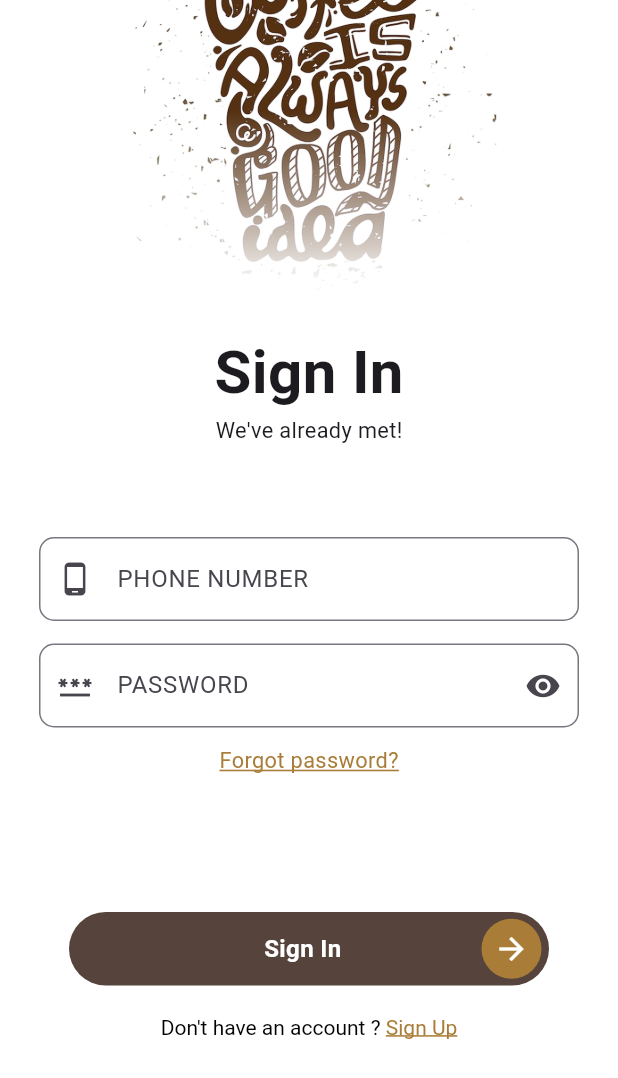
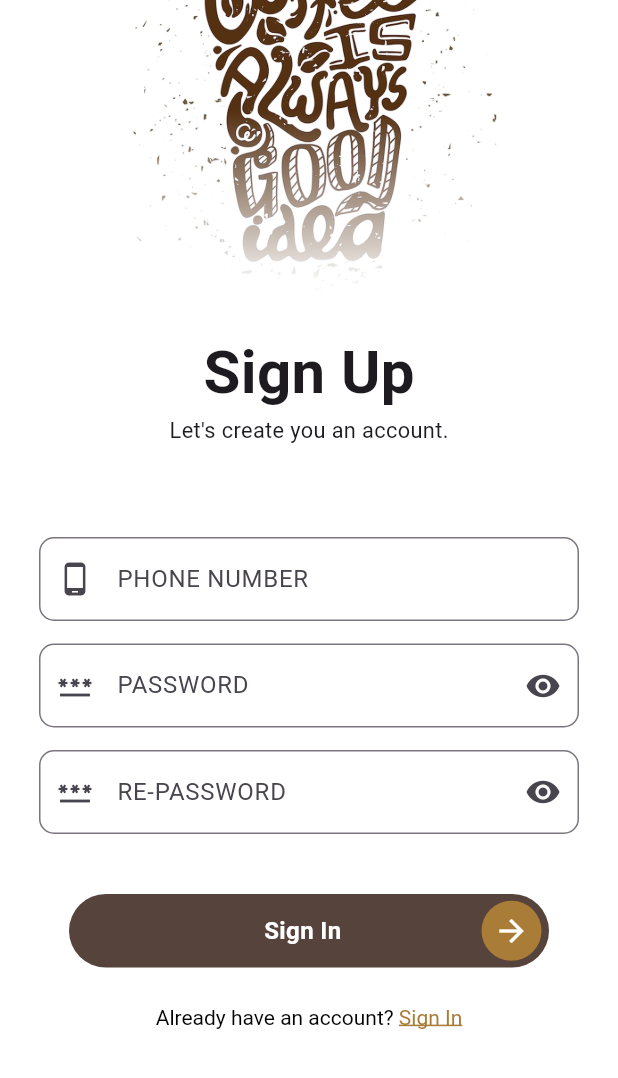
Before and after one commit to EnsAkyl/flutter-coffee-app-ui, a Flutter app: the screen it shows after launch, on a phone screen of 412 x 824 dp. Shown: the top 1078 px of the screen. Run offline on Flutter 3.47's test engine with Material 3 defaults, Android fonts, the phone set to English and light mode, and no system bars.

Commit message:
feat: kullanıcı kayıt sayfası (sign up page) oluşturuldu

```diff
--- a/lib/main.dart
+++ b/lib/main.dart
@@ -1,4 +1,4 @@
-import 'package:coffeeapp/pages/sign_in_page.dart';
+import 'package:coffeeapp/pages/sign_up_page.dart';
 import 'package:flutter/material.dart';
 
 void main() {
@@ -15,7 +15,7 @@ class MyApp extends StatelessWidget {
       title:"Only Coffee",
       theme: ThemeData(colorScheme: ColorScheme.fromSeed(seedColor: Colors.deepPurple),
       useMaterial3: true,),
-      home: const SignInPage()
+      home: const SignUpPage()
     );
   }
 }
--- /dev/null
+++ b/lib/pages/sign_up_page.dart
@@ -0,0 +1,136 @@
+import 'package:flutter/material.dart';
+import 'package:flutter/services.dart';
+
+class SignUpPage extends StatefulWidget {
+  const SignUpPage({super.key});
+
+  @override
+  State<SignUpPage> createState() => _SignUpPageState();
+}
+
+class _SignUpPageState extends State<SignUpPage> {
+  @override
+  Widget build(BuildContext context) {
+    return Scaffold(
+      backgroundColor: Colors.white,
+      body: Align(
+        alignment: Alignment.topCenter,
+        child: Column(
+          children: [
+            Image.asset("assets/images/coffee_cup_sign_in_up.png", height: 220),
+            const Text(
+              "Sign Up",
+              style: TextStyle(fontWeight: FontWeight.bold, fontSize: 40),
+            ),
+            const Text(
+              "Let's create you an account.",
+              style: TextStyle(fontSize: 14.5, fontWeight: FontWeight.w400),
+            ),
+            SizedBox(height: 60),
+            Container(
+              width: 360,
+              child: TextField(
+                keyboardType: TextInputType.phone,
+                decoration: InputDecoration(
+                  labelText: "PHONE NUMBER",
+                  prefixIcon: Icon(Icons.phone_android),
+                  border: OutlineInputBorder(
+                    borderRadius: BorderRadius.circular(10),
+                  ),
+                ),
+              ),
+            ),
+            SizedBox(height: 15),
+            Container(
+              width: 360,
+              child: TextField(
+                obscureText: true,
+                decoration: InputDecoration(
+                  labelText: "PASSWORD",
+                  prefixIcon: Icon(Icons.password),
+                  suffixIcon: Icon(Icons.remove_red_eye),
+                  border: OutlineInputBorder(
+                    borderRadius: BorderRadius.circular(10),
+                  ),
+                ),
+              ),
+            ),
+            SizedBox(height: 15),
+            Container(
+              width: 360,
+              child: TextField(
+                obscureText: true,
+                decoration: InputDecoration(
+                  labelText: "RE-PASSWORD",
+                  prefixIcon: Icon(Icons.password),
+                  suffixIcon: Icon(Icons.remove_red_eye),
+                  border: OutlineInputBorder(
+                    borderRadius: BorderRadius.circular(10),
+                  ),
+                ),
+              ),
+            ),
+            SizedBox(height: 40),
+            Container(
+              width: 320,
+              height: 49,
+              decoration: BoxDecoration(
+                color: Color(0xff55433C),
+                borderRadius: BorderRadius.circular(30),
+              ),
+
+              child: Padding(
+                padding: const EdgeInsets.only(left: 130, right: 5),
+                child: Row(
+                  mainAxisAlignment: MainAxisAlignment.center,
+                  crossAxisAlignment: CrossAxisAlignment.center,
+                  children: [
+                    const Text(
+                      "Sign In",
+                      style: TextStyle(
+                        fontSize: 16,
+                        fontWeight: FontWeight.w600,
+                        color: Colors.white,
+                      ),
+                    ),
+                    Spacer(flex: 2),
+                    CircleAvatar(
+                      backgroundColor: Color(0xffA97C37),
+                      child: Icon(Icons.arrow_forward, color: Colors.white),
+                    ),
+                  ],
+                ),
+              ),
+            ),
+            SizedBox(height: 25),
+            RichText(
+              text: TextSpan(
+                children: [
+                  TextSpan(
+                    text: "Already have an account? ",
+                    style: TextStyle(
+                      fontWeight: FontWeight.w400,
+                      fontSize: 14,
+                      color: Colors.black,
+                    ),
+                  ),
+                  TextSpan(
+                    text: "Sign In",
+                    style: TextStyle(
+                      decoration: TextDecoration.underline,
+                      decorationColor: Color(0xffA97C37),
+                      decorationThickness: 1.5,
+                      fontWeight: FontWeight.w400,
+                      fontSize: 14,
+                      color: Color(0xffA97C37),
+                    ),
+                  ),
+                ],
+              ),
+            ),
+          ],
+        ),
+      ),
+    );
+  }
+}
```
